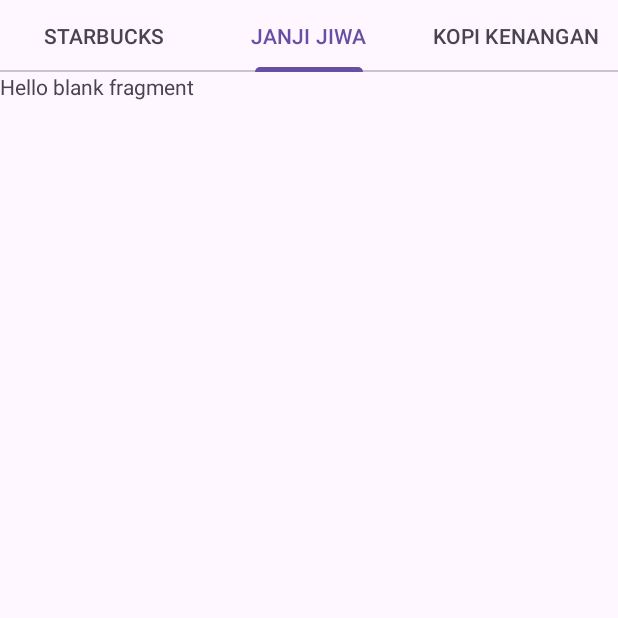
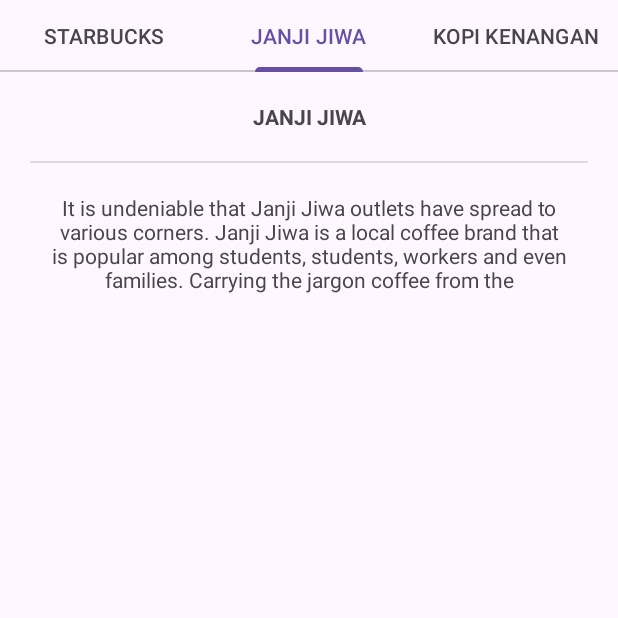
Before and after one commit to Maxhunter345/LAB_WEEK_04, an Android app built with Jetpack Compose: the fragment CafeFragment shown on its own in the app's theme, tab 2 chosen, on a phone screen of 412 x 824 dp, the top half of it. Run offline under Robolectric (Android 15) with nearby library versions, the phone set to English and light mode, and no system bars.

Commit message:
Commit No. 4 – Assignment

```diff
--- a/app/src/main/java/com/example/lab_week_04/CafeAdapter.kt
+++ b/app/src/main/java/com/example/lab_week_04/CafeAdapter.kt
@@ -1,5 +1,6 @@
 package com.example.lab_week_04
 
+import android.os.Bundle
 import androidx.fragment.app.Fragment
 import androidx.fragment.app.FragmentManager
 import androidx.lifecycle.Lifecycle
@@ -8,15 +9,25 @@ import androidx.viewpager2.adapter.FragmentStateAdapter
 val TABS_FIXED = listOf(
     R.string.starbucks_title,
     R.string.janjijiwa_title,
-    R.string.kopikenangan_title,
+    R.string.kopikenangan_title
 )
+val CAFE_DESCRIPTIONS = listOf(
+    R.string.starbucks_desc,
+    R.string.janjijiwa_desc,
+    R.string.kopikenangan_desc
+)
+
 class CafeAdapter(fragmentManager: FragmentManager, lifecycle: Lifecycle) :
     FragmentStateAdapter(fragmentManager, lifecycle) {
+
     override fun getItemCount(): Int {
         return TABS_FIXED.size
     }
-    override fun createFragment(position: Int): Fragment
-    {
-        return CafeDetailFragment()
+
+    override fun createFragment(position: Int): Fragment {
+        if (position < TABS_FIXED.size && position < CAFE_DESCRIPTIONS.size) {
+            return DetailFragment.newInstance(TABS_FIXED[position], CAFE_DESCRIPTIONS[position])
+        }
+        return DetailFragment.newInstance(0, 0)
     }
 }
--- a/app/src/main/java/com/example/lab_week_04/CafeFragment.kt
+++ b/app/src/main/java/com/example/lab_week_04/CafeFragment.kt
@@ -9,35 +9,33 @@ import androidx.viewpager2.widget.ViewPager2
 import com.google.android.material.tabs.TabLayout
 import com.google.android.material.tabs.TabLayoutMediator
 
-// TODO: Rename parameter arguments, choose names that match
-// the fragment initialization parameters, e.g. ARG_ITEM_NUMBER
-private const val ARG_PARAM1 = "param1"
-private const val ARG_PARAM2 = "param2"
+private val TABS_CAFE_TITLES = arrayOf(
+    R.string.starbucks_title,
+    R.string.janjijiwa_title,
+    R.string.kopikenangan_title
+)
 
-/**
- * A simple [Fragment] subclass.
- * Use the [CafeFragment.newInstance] factory method to
- * create an instance of this fragment.
- */
 class CafeFragment : Fragment() {
-    override fun onCreate(savedInstanceState: Bundle?) {
-        super.onCreate(savedInstanceState)
-    }
+
     override fun onCreateView(
         inflater: LayoutInflater, container: ViewGroup?,
         savedInstanceState: Bundle?
     ): View? {
-        // Inflate the layout for this fragment
         return inflater.inflate(R.layout.fragment_cafe, container, false)
     }
+
     override fun onViewCreated(view: View, savedInstanceState: Bundle?) {
         super.onViewCreated(view, savedInstanceState)
         val viewPager = view.findViewById<ViewPager2>(R.id.view_pager)
         val tabLayout = view.findViewById<TabLayout>(R.id.tab_layout)
+
         val adapter = CafeAdapter(childFragmentManager, lifecycle)
         viewPager.adapter = adapter
+
         TabLayoutMediator(tabLayout, viewPager) { tab, position ->
-            tab.text = resources.getString(TABS_FIXED[position])
+            if (position < TABS_CAFE_TITLES.size) {
+                tab.text = getString(TABS_CAFE_TITLES[position])
+            }
         }.attach()
     }
 }
--- a/app/src/main/java/com/example/lab_week_04/DetailFragment.kt
+++ b/app/src/main/java/com/example/lab_week_04/DetailFragment.kt
@@ -1,49 +1,60 @@
 package com.example.lab_week_04
 
 import android.os.Bundle
+import androidx.fragment.app.Fragment
 import android.view.LayoutInflater
 import android.view.View
 import android.view.ViewGroup
 import android.widget.TextView
-import androidx.fragment.app.Fragment
 
 class DetailFragment : Fragment() {
-    private val coffeeTitle: TextView?
-        get() = view?.findViewById(R.id.coffee_title)
-    private val coffeeDesc: TextView?
-        get() = view?.findViewById(R.id.coffee_desc)
+    private var titleResId: Int = 0
+    private var descriptionResId: Int = 0
+
     override fun onCreate(savedInstanceState: Bundle?) {
         super.onCreate(savedInstanceState)
+        arguments?.let {
+            titleResId = it.getInt(ARG_TITLE_RES_ID)
+            descriptionResId = it.getInt(ARG_DESCRIPTION_RES_ID)
+        }
     }
+
     override fun onCreateView(
         inflater: LayoutInflater, container: ViewGroup?,
         savedInstanceState: Bundle?
     ): View? {
-        // Inflate the layout for this fragment
         return inflater.inflate(R.layout.fragment_detail, container, false)
     }
+
     override fun onViewCreated(view: View, savedInstanceState: Bundle?) {
         super.onViewCreated(view, savedInstanceState)
-        val coffeeId = arguments?.getInt(COFFEE_ID, 0) ?: 0
-        setCoffeeData(coffeeId)
-    }
-    fun setCoffeeData(id: Int){
-        when(id){
-            R.id.affogato -> {
-                coffeeTitle?.text = getString(R.string.affogato_title)
-                coffeeDesc?.text = getString(R.string.affogato_desc)
-            }
-            R.id.americano -> {
-                coffeeTitle?.text = getString(R.string.americano_title)
-                coffeeDesc?.text = getString(R.string.americano_desc)
-            }
-            R.id.latte -> {
-                coffeeTitle?.text = getString(R.string.latte_title)
-                coffeeDesc?.text = getString(R.string.latte_desc)
-            }
+        val titleTextView = view.findViewById<TextView>(R.id.coffee_title)
+        val descriptionTextView = view.findViewById<TextView>(R.id.coffee_desc)
+
+        if (titleResId != 0) {
+            titleTextView.text = getString(titleResId)
+        } else {
+            titleTextView.text = "No Title"
+        }
+
+        if (descriptionResId != 0) {
+            descriptionTextView.text = getString(descriptionResId)
+        } else {
+            descriptionTextView.text = "No Description"
         }
     }
+
     companion object {
-        private const val COFFEE_ID = "COFFEE_ID"
+        private const val ARG_TITLE_RES_ID = "title_res_id"
+        private const val ARG_DESCRIPTION_RES_ID = "description_res_id"
+
+        @JvmStatic
+        fun newInstance(titleResId: Int, descriptionResId: Int) =
+            DetailFragment().apply {
+                arguments = Bundle().apply {
+                    putInt(ARG_TITLE_RES_ID, titleResId)
+                    putInt(ARG_DESCRIPTION_RES_ID, descriptionResId)
+                }
+            }
     }
 }
--- a/app/src/main/res/layout/fragment_cafe_detail.xml
+++ b/app/src/main/res/layout/fragment_cafe_detail.xml
@@ -1,14 +1,14 @@
 <?xml version="1.0" encoding="utf-8"?>
-<FrameLayout xmlns:android="http://schemas.android.com/apk/res/android"
+<FrameLayout
+    xmlns:android="http://schemas.android.com/apk/res/android"
     xmlns:tools="http://schemas.android.com/tools"
     android:layout_width="match_parent"
     android:layout_height="match_parent"
-    tools:context=".CafeDetailFragment">
-
-    <!-- TODO: Update blank fragment layout -->
+    tools:context=".CafeDetailFragment"
+    android:padding="30dp">
     <TextView
+        android:id="@+id/content_description"
         android:layout_width="match_parent"
         android:layout_height="match_parent"
-        android:text="@string/hello_blank_fragment" />
-
+        android:text="" />
 </FrameLayout>
--- a/app/src/main/res/values/strings.xml
+++ b/app/src/main/res/values/strings.xml
@@ -21,8 +21,18 @@ latte glass or a coffee cup. Flavoured syrup can be added.</string>
     <string name="bottom_menu_coffee">Coffee</string>
     <string name="bottom_menu_cafe">Cafe</string>
     <string name="starbucks_title">STARBUCKS</string>
+    <string name="starbucks_desc">Starbucks Corporation is an American multinational
+    chain of coffeehouses and roastery reserves headquartered in Seattle, Washington.
+    It is the world\'s largest coffeehouse chain.</string>
     <string name="janjijiwa_title">JANJI JIWA</string>
+    <string name="janjijiwa_desc">It is undeniable that Janji Jiwa outlets have
+spread to various corners. Janji Jiwa is a local coffee brand that is popular among
+students, students, workers and even families. Carrying the jargon "coffee from the
+heart", Janji Jiwa is committed to serving coffee with a classic taste for coffee
+lovers.</string>
     <string name="kopikenangan_title">KOPI KENANGAN</string>
-    <!-- TODO: Remove or change this placeholder text -->
+    <string name="kopikenangan_desc">At Kopi Kenangan, their dream is to serve high
+quality coffee, made with the freshest local ingredients to customers across
+Indonesia - and the rest of the world</string>
     <string name="hello_blank_fragment">Hello blank fragment</string>
 </resources>
```
Also changed, not shown: app/src/main/java/com/example/lab_week_04/CafeDetailFragment.kt (+11 -29 lines), 1 other file.
